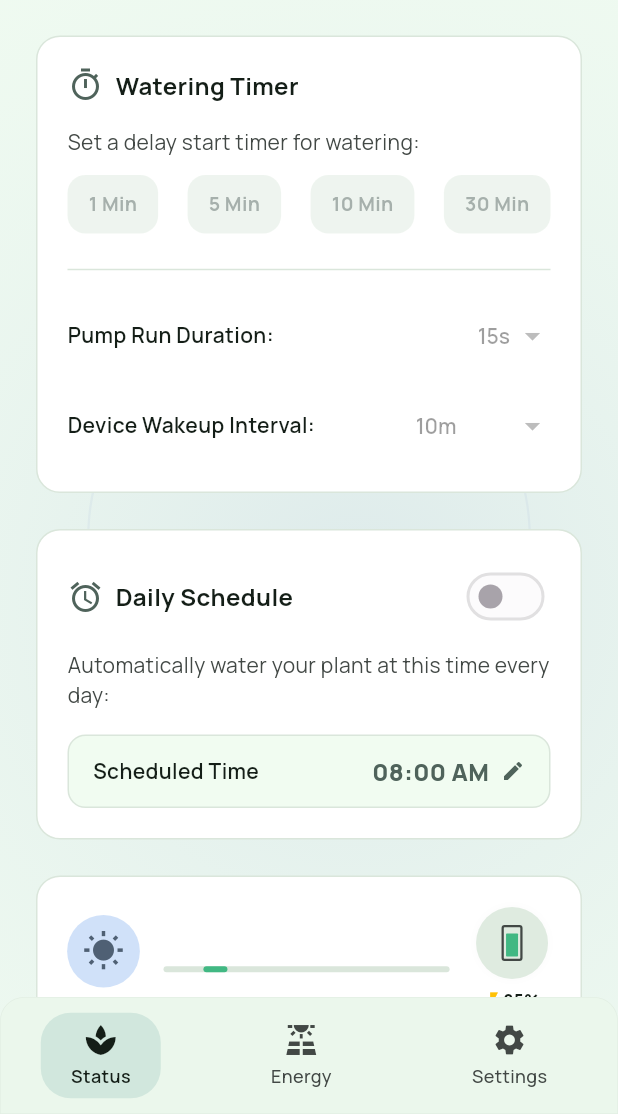
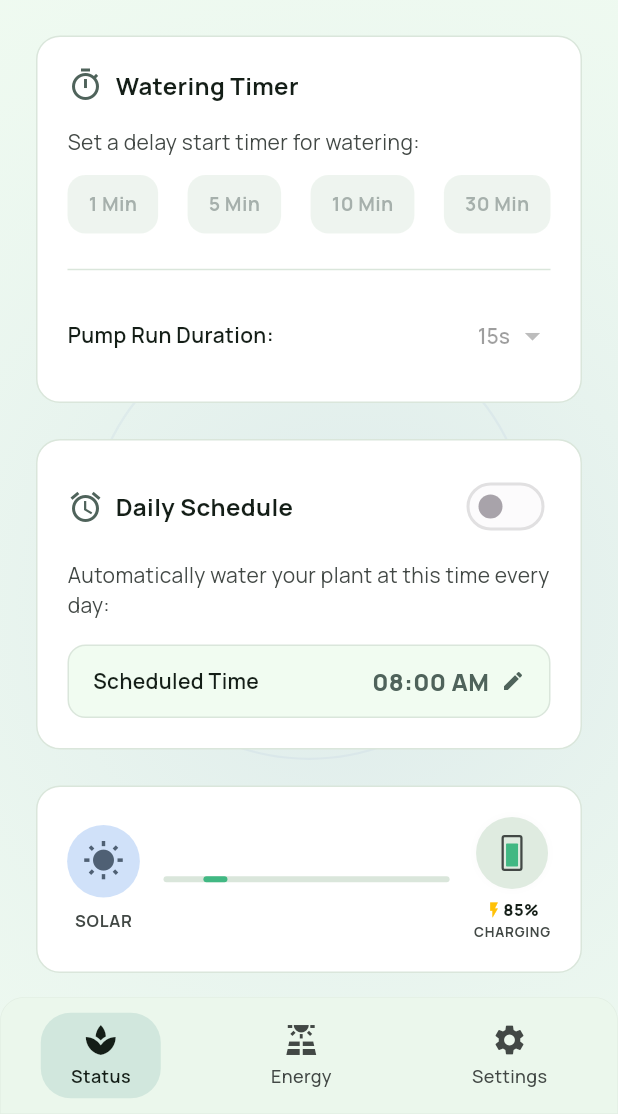
Before and after one commit to Shanks015/ESP32-SOLAR-FLORA, a Flutter app: the StatusPage screen opened by its route, scrolled down 440 dp, on a phone screen of 412 x 824 dp, the part 122-1236 px from its top. Run offline on Flutter 3.47's test engine with Material 3 defaults, Android fonts, the phone set to English and light mode, and no system bars; our stand-ins replace flutter_dotenv, google_fonts, google_sign_in, image_picker, supabase_flutter; accounts and stored records are empty; network calls fail.

```diff
--- a/lib/pages/status_page.dart
+++ b/lib/pages/status_page.dart
@@ -42,7 +42,6 @@ class _StatusPageState extends State<StatusPage> with TickerProviderStateMixin {
   // Device connectivity states
   bool _isDeviceOnline = false;
   String _lastSeenText = 'Never';
-  int _sleepInterval = 600; // Sleep interval in seconds (default 10 minutes)
 
   // Daily watering schedule states
   bool _dailyWateringEnabled = false;
@@ -69,7 +68,7 @@ class _StatusPageState extends State<StatusPage> with TickerProviderStateMixin {
     _flowAnimation = Tween<double>(begin: 0.0, end: 1.0).animate(_flowController);
 
     _loadTelemetry();
-    // Poll telemetry & schedule details from Supabase every 5 seconds
+    // Poll telemetry & schedule details from Supabase every 5 seconds (real-time)
     _telemetryTimer = Timer.periodic(const Duration(seconds: 5), (timer) {
       _loadTelemetry();
     });
@@ -101,9 +100,8 @@ class _StatusPageState extends State<StatusPage> with TickerProviderStateMixin {
               final now = DateTime.now();
               final diff = now.difference(lastSeen);
 
-              // Consider offline if no telemetry is received for 2 wake cycles + 10s margin
-              final int offlineThreshold = (_sleepInterval * 2) + 10;
-              _isDeviceOnline = diff.inSeconds <= offlineThreshold;
+              // ESP32 uploads every 5 seconds. If no update for 12 seconds, it is offline.
+              _isDeviceOnline = diff.inSeconds <= 12;
 
               if (diff.inSeconds < 60) {
                 _lastSeenText = 'Just now';
@@ -130,7 +128,6 @@ class _StatusPageState extends State<StatusPage> with TickerProviderStateMixin {
         if (profile != null && mounted) {
           setState(() {
             _wateringDuration = profile['watering_duration'] ?? 15;
-            _sleepInterval = profile['sleep_interval'] ?? 600;
             _dailyWateringEnabled = profile['daily_watering_enabled'] ?? false;
             _dailyWateringTime = profile['daily_watering_time'] ?? '08:00:00';
 
@@ -302,22 +299,6 @@ class _StatusPageState extends State<StatusPage> with TickerProviderStateMixin {
       }
     } catch (e) {
       print('Error saving run duration: $e');
-    }
-  }
-
-  Future<void> _updateSleepInterval(int seconds) async {
-    setState(() {
-      _sleepInterval = seconds;
-    });
-    try {
-      final userId = _supabaseService.getCurrentUser()?.id;
-      if (userId != null) {
-        await _supabaseService.updateProfile({
-          'sleep_interval': seconds,
-        });
-      }
-    } catch (e) {
-      print('Error saving sleep interval: $e');
     }
   }
 
@@ -701,41 +682,6 @@ class _StatusPageState extends State<StatusPage> with TickerProviderStateMixin {
                                       ),
                                     ],
                                   ),
-                                  const SizedBox(height: 12),
-                                  Row(
-                                    mainAxisAlignment: MainAxisAlignment.spaceBetween,
-                                    children: [
-                                      Text(
-                                        'Device Wakeup Interval:',
-                                        style: GoogleFonts.manrope(
-                                          fontSize: 14,
-                                          fontWeight: FontWeight.w600,
-                                          color: textMain,
-                                        ),
-                                      ),
-                                      DropdownButton<int>(
-                                        value: _sleepInterval,
-                                        dropdownColor: isDark ? const Color(0xFF16221A) : Colors.white,
-                                        style: GoogleFonts.manrope(
-                                          color: textMain,
-                                          fontWeight: FontWeight.w600,
-                                        ),
-                                        underline: Container(),
-                                        items: const [
-                                          DropdownMenuItem(value: 15, child: Text('15s (Test)')),
-                                          DropdownMenuItem(value: 60, child: Text('1m')),
-                                          DropdownMenuItem(value: 300, child: Text('5m')),
-                                          DropdownMenuItem(value: 600, child: Text('10m')),
-                                          DropdownMenuItem(value: 1800, child: Text('30m')),
-                                        ],
-                                        onChanged: _isDeviceOnline ? (val) {
-                                          if (val != null) {
-                                            _updateSleepInterval(val);
-                                          }
-                                        } : null,
-                                      ),
-                                    ],
-                                  ),
                                 ] else ...[
                                   Row(
                                     mainAxisAlignment: MainAxisAlignment.spaceBetween,
```
